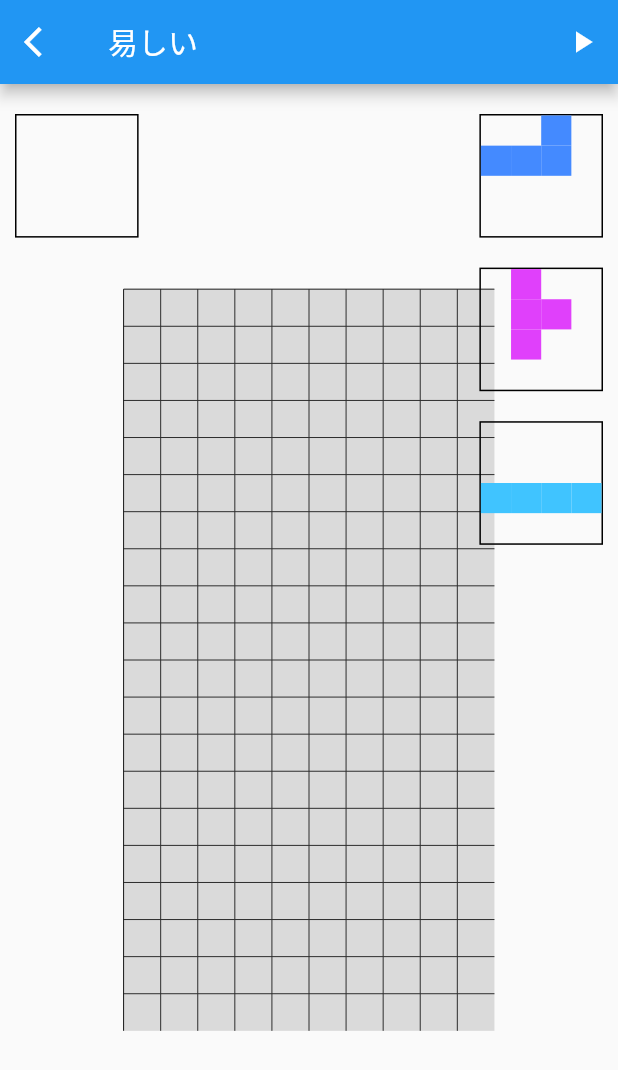
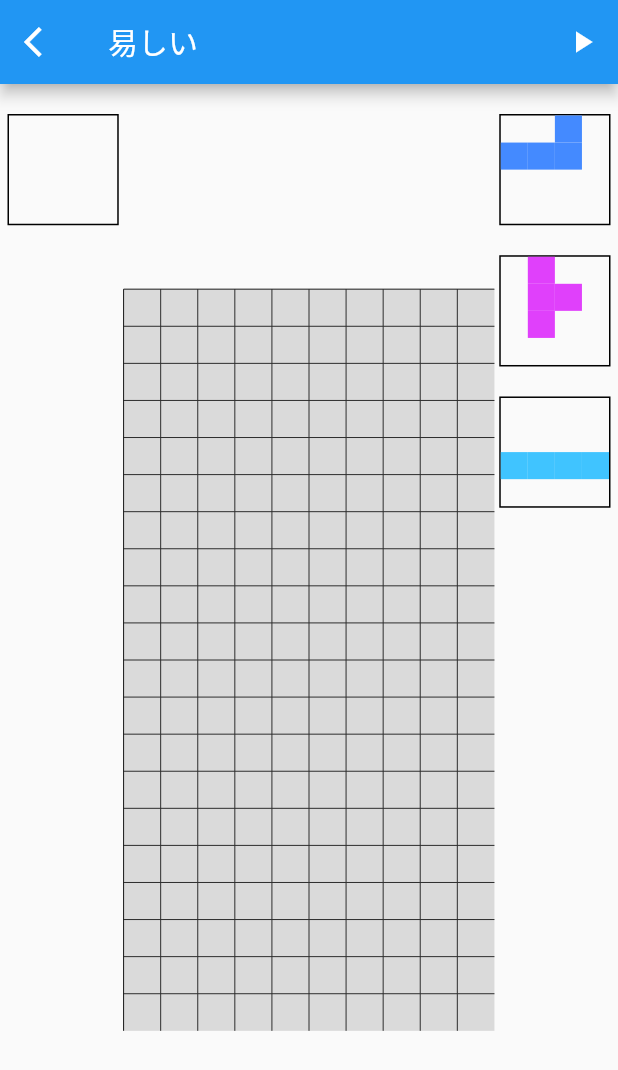
Before and after one commit to morio77/Tetris_flutter-3, a Flutter app: the screen it shows after launch, after a tap on "易しい", on a phone screen of 412 x 824 dp. Shown: the top 1070 px of the screen. Run offline on Flutter 3.47's test engine with Material 2 defaults, Android fonts, the light colour scheme and no system bars.

Commit message:
枠がかぶらないように修正。端末を回転させてもかぶらないように。

```diff
--- a/tetris_app3/lib/mino_controller.dart
+++ b/tetris_app3/lib/mino_controller.dart
@@ -18,7 +18,7 @@ class MinoController extends ChangeNotifier{
   /// 落下中のミノが下端もしくは、フィックスミノに接地しているかを示す
   bool isGrounded = false;
 
-  /// Hole機能に関する変数
+  /// Hold機能に関する変数
   bool isHoldFunctionUsed = false;
 
   /// 設置中のユーザー操作に関する変数
--- a/tetris_app3/lib/tetris_page.dart
+++ b/tetris_app3/lib/tetris_page.dart
@@ -27,13 +27,22 @@ class TetrisPlayPageRender extends StatelessWidget {
 
   @override
   Widget build(BuildContext context) {
-    ///描画に使うための変数
+    /// プレイ・NEXT・HOLDの枠のサイズに関する変数
     final displaySize = MediaQuery.of(context).size;
     final playWindowHeight = displaySize.height * 0.6;
     final playWindowWidth = playWindowHeight * 0.5;
+
+    double nextHoldWindowWidthAndHeight;
+    // 縦向きだったら
+    if (displaySize.height > displaySize.width) {
+      nextHoldWindowWidthAndHeight = (displaySize.width - playWindowWidth) * 0.45;
+    }
+    // 横向きだったら
+    else {
+      nextHoldWindowWidthAndHeight = displaySize.height * 0.1;
+    }
+
     const opacity = 0.1;
-    final nextHoldWindowHeight = displaySize.height * 0.1;
-    final nextHoldWindowWidth = nextHoldWindowHeight;
 
     /// ジェスチャー操作の閾値
     const flickThreshold = 30;
@@ -53,7 +62,7 @@ class TetrisPlayPageRender extends StatelessWidget {
         return Scaffold(
           appBar: AppBar(
             leading: IconButton(
-              icon: Icon(Icons.arrow_back_ios),
+              icon: const Icon(Icons.arrow_back_ios),
               onPressed: () {
                 Navigator.pushReplacement(context, MaterialPageRoute<void>(builder: (context) => TetrisHomePage()));
               }
@@ -106,7 +115,7 @@ class TetrisPlayPageRender extends StatelessWidget {
                   ],
                 ),
               ),
-              Container(
+              SizedBox(
                 height: displaySize.height,
                 width: displaySize.width,
                 child: GestureDetector(
@@ -186,13 +195,13 @@ class TetrisPlayPageRender extends StatelessWidget {
               Stack( /// NEXT,HOLD枠
                 children: [
                   Positioned(
-                    left: 10,
+                    left: 5,
                     top: 20,
                     child: GestureDetector(
                       onTap: () => minoController.changeHoldMinoAndFallingMino(),
                       child: Container(
-                        height: nextHoldWindowHeight,
-                        width: nextHoldWindowWidth,
+                        height: nextHoldWindowWidthAndHeight,
+                        width: nextHoldWindowWidthAndHeight,
                         decoration: BoxDecoration(
                           border: Border.all(color: Colors.black, width: 1),
                         ),
@@ -203,11 +212,11 @@ class TetrisPlayPageRender extends StatelessWidget {
                     ),
                   ),
                   Positioned(
-                    right: 10,
+                    right: 5,
                     top: 20,
                     child: Container(
-                      height: nextHoldWindowHeight,
-                      width: nextHoldWindowWidth,
+                      height: nextHoldWindowWidthAndHeight,
+                      width: nextHoldWindowWidthAndHeight,
                       decoration: BoxDecoration(
                         border: Border.all(color: Colors.black, width: 1),
                       ),
@@ -217,11 +226,11 @@ class TetrisPlayPageRender extends StatelessWidget {
                     ),
                   ),
                   Positioned(
-                    right: 10,
-                    top: 20 + nextHoldWindowHeight + 20,
+                    right: 5,
+                    top: 20 + nextHoldWindowWidthAndHeight + 20,
                     child: Container(
-                      height: nextHoldWindowHeight,
-                      width: nextHoldWindowWidth,
+                      height: nextHoldWindowWidthAndHeight,
+                      width: nextHoldWindowWidthAndHeight,
                       decoration: BoxDecoration(
                         border: Border.all(color: Colors.black, width: 1),
                       ),
@@ -231,11 +240,11 @@ class TetrisPlayPageRender extends StatelessWidget {
                     ),
                   ),
                   Positioned(
-                    right: 10,
-                    top: 20 + nextHoldWindowHeight + 20 + nextHoldWindowHeight + 20,
+                    right: 5,
+                    top: 20 + nextHoldWindowWidthAndHeight + 20 + nextHoldWindowWidthAndHeight + 20,
                     child: Container(
-                      height: nextHoldWindowHeight,
-                      width: nextHoldWindowWidth,
+                      height: nextHoldWindowWidthAndHeight,
+                      width: nextHoldWindowWidthAndHeight,
                       decoration: BoxDecoration(
                         border: Border.all(color: Colors.black, width: 1),
                       ),
```
